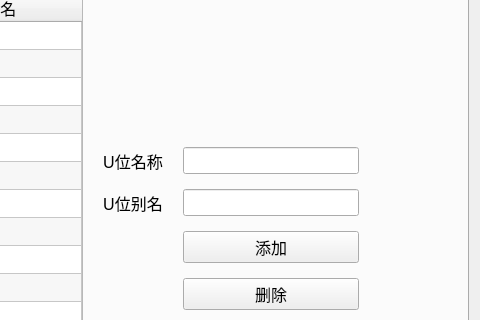
Above: ui/base_info.ui from tainyuhong/pyside_machine_system before the change; both pictures show x 302 to 782 and y 167 to 487 of the 782 by 685 pixel window. Below: the same form after it.
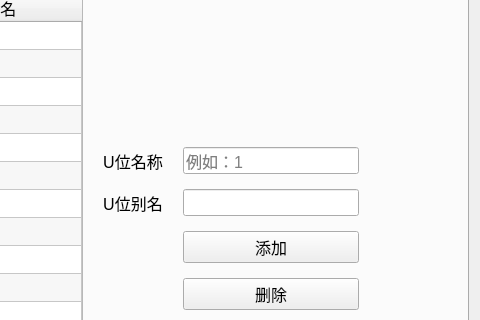
That is the form after the change. The open tabs and pages were chosen to show the change.

```diff
--- a/ui/base_info.ui
+++ b/ui/base_info.ui
@@ -790,6 +790,9 @@
                <pointsize>12</pointsize>
               </font>
              </property>
+             <property name="placeholderText">
+              <string>例如：1</string>
+             </property>
             </widget>
            </item>
            <item row="3" column="3">
```
Left out of the diff: 2 changed lines with no effect on the pictures.
